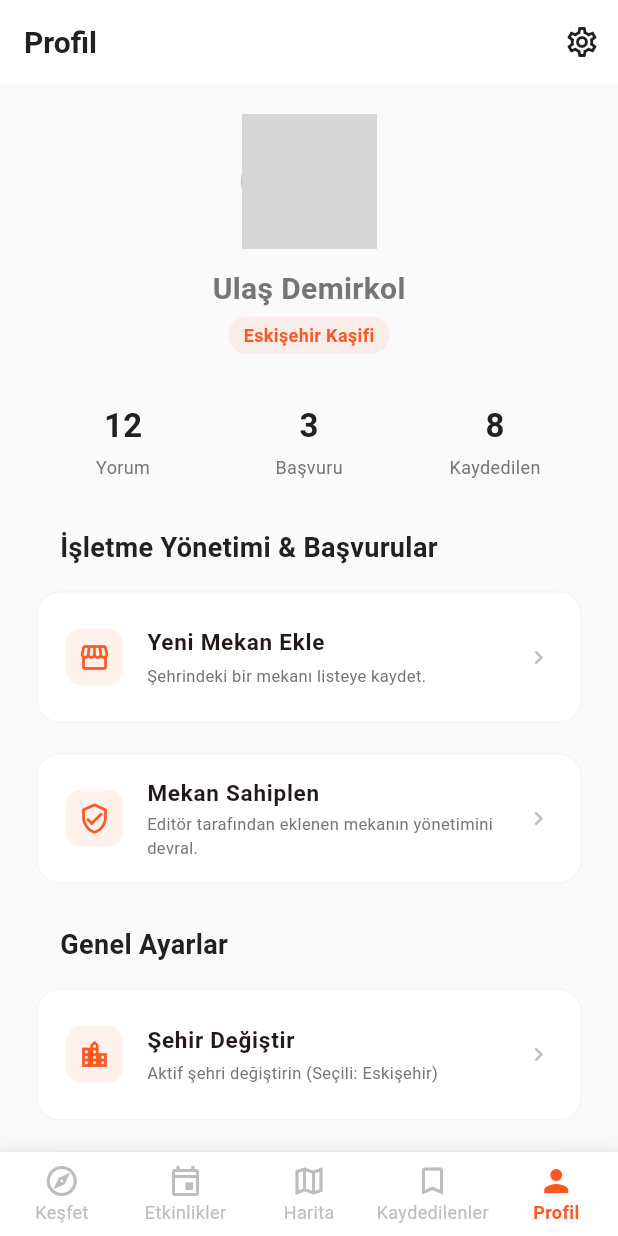
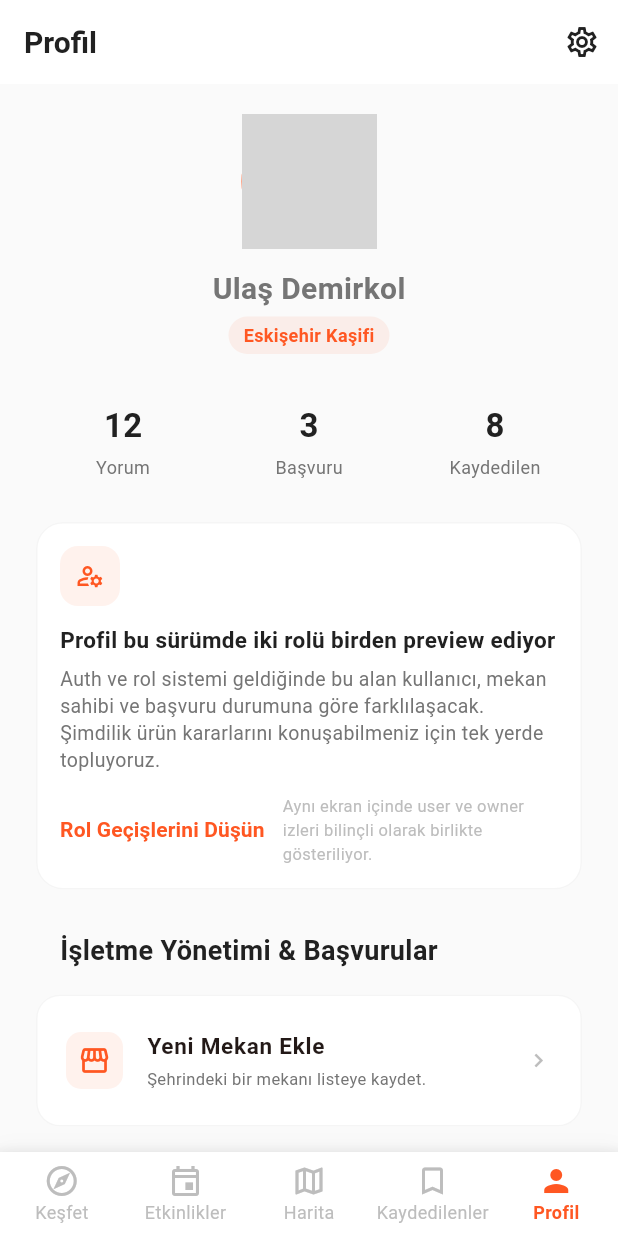
Before and after one commit to godzago/bi_cikalim, a Flutter app: the ProfileScreen screen opened by its route, on a phone screen of 412 x 824 dp. Run offline on Flutter 3.47's test engine with Material 3 defaults, Android fonts, the phone set to English and light mode, and no system bars; our stand-ins replace cached_network_image, flutter_riverpod, go_router; network calls fail; Roboto replaces fonts that are missing (Outfit); grey boxes are pictures that could not be loaded.

Commit message:
feat: add core user journey preview states

```diff
--- a/lib/features/favorites/presentation/screens/favorites_screen.dart
+++ b/lib/features/favorites/presentation/screens/favorites_screen.dart
@@ -3,6 +3,7 @@ import 'package:go_router/go_router.dart';
 
 import '../../../../core/services/mock_data.dart';
 import '../../../../shared/widgets/app_empty_state.dart';
+import '../../../../shared/widgets/app_preview_card.dart';
 import '../../../../shared/widgets/app_segmented_option.dart';
 import '../../../../shared/widgets/event_list_card.dart';
 import '../../../../shared/widgets/venue_card.dart';
@@ -26,6 +27,19 @@ class _FavoritesScreenState extends State<FavoritesScreen> {
       appBar: AppBar(title: const Text('Kaydedilenler')),
       body: Column(
         children: [
+          Padding(
+            padding: const EdgeInsets.fromLTRB(20, 12, 20, 0),
+            child: AppPreviewCard(
+              icon: Icons.lock_outline,
+              title: 'Kaydedilenler auth ile kişiselleşecek',
+              description:
+                  'Şu an burada örnek bir kayıtlı içerik görünümü var. Giriş yapıldığında favoriler kullanıcıya göre senkronlanacak ve gerçek liste oluşacak.',
+              primaryActionLabel: 'Preview Olarak İncele',
+              onPrimaryAction: () {},
+              secondaryText:
+                  'Liste düzeni kasıtlı olarak gerçek akışına yakın tutuldu.',
+            ),
+          ),
           Padding(
             padding: const EdgeInsets.symmetric(horizontal: 20, vertical: 12),
             child: Row(
--- a/lib/features/profile/presentation/screens/profile_screen.dart
+++ b/lib/features/profile/presentation/screens/profile_screen.dart
@@ -3,6 +3,7 @@ import 'package:go_router/go_router.dart';
 
 import '../../../../core/theme/theme.dart';
 import '../../../../shared/widgets/app_menu_card.dart';
+import '../../../../shared/widgets/app_preview_card.dart';
 import '../../../../shared/widgets/app_section_header.dart';
 
 class ProfileScreen extends StatelessWidget {
@@ -83,7 +84,18 @@ class ProfileScreen extends StatelessWidget {
                 _buildStatItem('8', 'Kaydedilen'),
               ],
             ),
-            const SizedBox(height: 32),
+            const SizedBox(height: 24),
+            AppPreviewCard(
+              icon: Icons.manage_accounts_outlined,
+              title: 'Profil bu sürümde iki rolü birden preview ediyor',
+              description:
+                  'Auth ve rol sistemi geldiğinde bu alan kullanıcı, mekan sahibi ve başvuru durumuna göre farklılaşacak. Şimdilik ürün kararlarını konuşabilmeniz için tek yerde topluyoruz.',
+              primaryActionLabel: 'Rol Geçişlerini Düşün',
+              onPrimaryAction: () {},
+              secondaryText:
+                  'Aynı ekran içinde user ve owner izleri bilinçli olarak birlikte gösteriliyor.',
+            ),
+            const SizedBox(height: 24),
             const AppSectionHeader(title: 'İşletme Yönetimi & Başvurular'),
             const SizedBox(height: 12),
             AppMenuCard(
@@ -98,6 +110,13 @@ class ProfileScreen extends StatelessWidget {
               title: 'Mekan Sahiplen',
               subtitle: 'Editör tarafından eklenen mekanın yönetimini devral.',
               onTap: () => _showClaimVenueSheet(context),
+            ),
+            const SizedBox(height: 12),
+            AppMenuCard(
+              icon: Icons.rule_folder_outlined,
+              title: 'Başvuru Durumu',
+              subtitle: '1 yeni mekan talebi, 1 sahiplenme talebi incelemede.',
+              onTap: () {},
             ),
             const SizedBox(height: 24),
             const AppSectionHeader(title: 'Genel Ayarlar'),
--- /dev/null
+++ b/lib/shared/widgets/app_preview_card.dart
@@ -0,0 +1,97 @@
+import 'package:flutter/material.dart';
+
+import '../../core/theme/theme.dart';
+
+class AppPreviewCard extends StatelessWidget {
+  final IconData icon;
+  final String title;
+  final String description;
+  final String primaryActionLabel;
+  final VoidCallback onPrimaryAction;
+  final String? secondaryText;
+
+  const AppPreviewCard({
+    super.key,
+    required this.icon,
+    required this.title,
+    required this.description,
+    required this.primaryActionLabel,
+    required this.onPrimaryAction,
+    this.secondaryText,
+  });
+
+  @override
+  Widget build(BuildContext context) {
+    return Card(
+      elevation: 0,
+      shape: RoundedRectangleBorder(
+        borderRadius: BorderRadius.circular(18),
+        side: BorderSide(color: Colors.grey.shade100),
+      ),
+      child: Padding(
+        padding: const EdgeInsets.all(16),
+        child: Column(
+          crossAxisAlignment: CrossAxisAlignment.start,
+          children: [
+            Container(
+              padding: const EdgeInsets.all(10),
+              decoration: BoxDecoration(
+                color: BiCikalimTheme.primary.withValues(alpha: 0.08),
+                borderRadius: BorderRadius.circular(12),
+              ),
+              child: Icon(icon, color: BiCikalimTheme.primary, size: 20),
+            ),
+            const SizedBox(height: 12),
+            Text(
+              title,
+              style: const TextStyle(
+                fontSize: 15,
+                fontWeight: FontWeight.bold,
+                color: BiCikalimTheme.textPrimary,
+                fontFamily: 'Outfit',
+              ),
+            ),
+            const SizedBox(height: 6),
+            Text(
+              description,
+              style: const TextStyle(
+                fontSize: 13,
+                color: BiCikalimTheme.textSecondary,
+                height: 1.4,
+              ),
+            ),
+            const SizedBox(height: 14),
+            Row(
+              children: [
+                TextButton(
+                  onPressed: onPrimaryAction,
+                  style: TextButton.styleFrom(
+                    foregroundColor: BiCikalimTheme.primary,
+                    padding: EdgeInsets.zero,
+                    tapTargetSize: MaterialTapTargetSize.shrinkWrap,
+                  ),
+                  child: Text(
+                    primaryActionLabel,
+                    style: const TextStyle(fontWeight: FontWeight.bold),
+                  ),
+                ),
+                if (secondaryText != null) ...[
+                  const SizedBox(width: 12),
+                  Expanded(
+                    child: Text(
+                      secondaryText!,
+                      style: const TextStyle(
+                        fontSize: 11,
+                        color: BiCikalimTheme.textLight,
+                      ),
+                    ),
+                  ),
+                ],
+              ],
+            ),
+          ],
+        ),
+      ),
+    );
+  }
+}
```
Also changed, not shown: lib/features/discover/presentation/screens/discover_screen.dart (+28 -0 lines), lib/features/venues/presentation/screens/venue_detail_screen.dart (+25 -23 lines).
